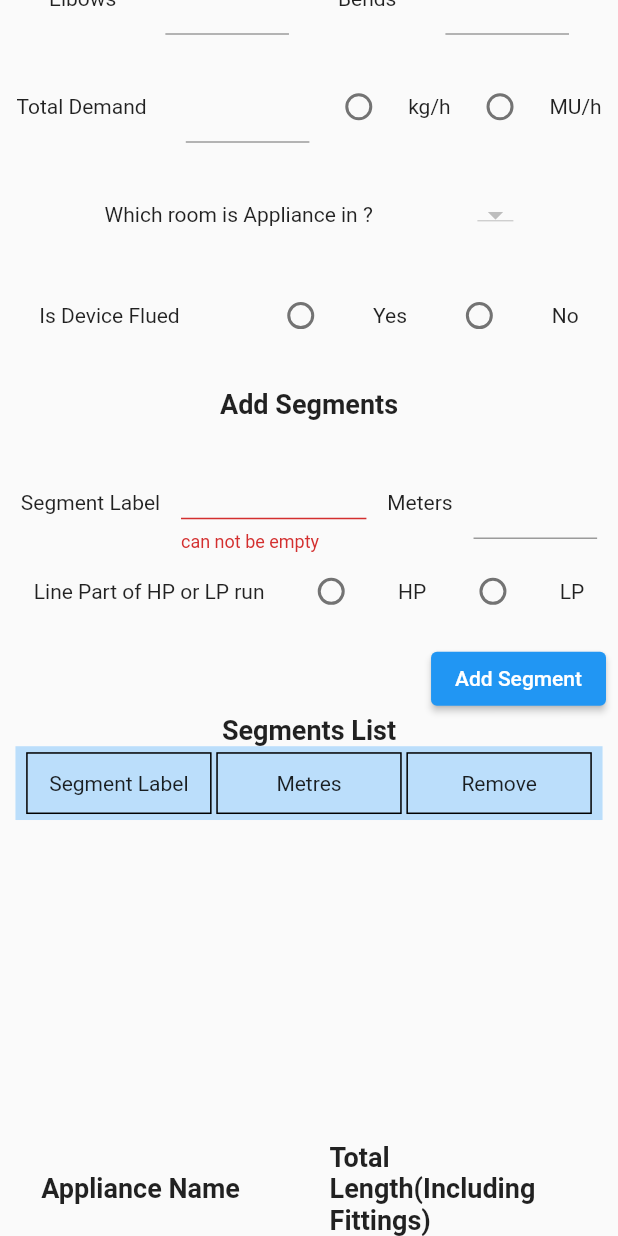
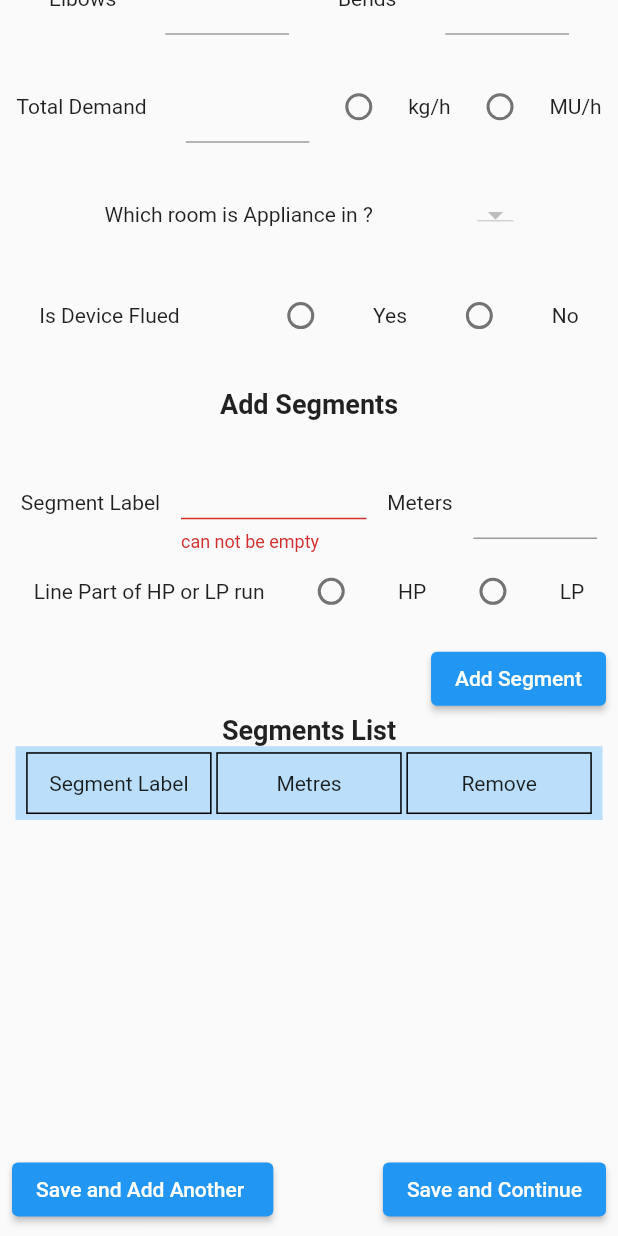
Before and after one commit to takundaKatombo/gasworks, a Flutter app: the screen it shows after launch, scrolled down 145 dp, on a phone screen of 412 x 824 dp. Run offline on Flutter 3.47's test engine with Material 2 defaults, Android fonts, the phone set to English and light mode, and no system bars; our stand-ins replace get_it, stacked, stacked_services.

Commit message:
removed add appliances table

```diff
--- a/lib/views/addAppliance/addappliance_view.dart
+++ b/lib/views/addAppliance/addappliance_view.dart
@@ -494,75 +494,6 @@ class AddAppliance extends StatelessWidget {
                       SizedBox(
                         height: height * 0.01,
                       ),
-                      Row(
-                        mainAxisAlignment: MainAxisAlignment.spaceEvenly,
-                        children: [
-                          Container(
-                            width: width * 0.4,
-                            child: Text(
-                              "Appliance Name ",
-                              style: TextStyle(
-                                  fontWeight: FontWeight.bold, fontSize: 18),
-                            ),
-                          ),
-                          Container(
-                            width: width * 0.4,
-                            child: Text(
-                              "Total Length(Including Fittings)",
-                              style: TextStyle(
-                                  fontWeight: FontWeight.bold, fontSize: 18),
-                            ),
-                          )
-                        ],
-                      ),
-                      Container(
-                        height: height * 0.25,
-                        child: ListView.builder(
-                            itemCount: model.appliances.length,
-                            itemBuilder: (BuildContext context, int index) {
-                              String key =
-                                  model.appliances.keys.elementAt(index);
-                              double length =
-                                  model.appliances.values.elementAt(index);
-                              return Padding(
-                                padding: const EdgeInsets.all(8.0),
-                                child: Container(
-                                  color: Colors.blue.shade100,
-                                  height: 50,
-                                  // width: width * 0.95,
-                                  // margin: EdgeInsets.all(2),
-                                  child: Row(
-                                    mainAxisAlignment:
-                                        MainAxisAlignment.spaceEvenly,
-                                    children: [
-                                      Container(
-                                        width: width * 0.4,
-                                        child: Text(
-                                          key,
-                                          style: TextStyle(
-                                              fontWeight: FontWeight.bold,
-                                              fontSize: 18),
-                                        ),
-                                      ),
-                                      Container(
-                                        width: width * 0.4,
-                                        child: Text(
-                                          length.toString(),
-                                          style: TextStyle(
-                                              fontWeight: FontWeight.bold,
-                                              fontSize: 18),
-                                        ),
-                                      )
-                                    ],
-                                  ),
-                                ),
-                              );
-                              ; //todo:Pass map key as key for item deletion
-                            }),
-                      ),
-                      SizedBox(
-                        height: height * 0.01,
-                      ),
                       Padding(
                         padding: const EdgeInsets.all(8.0),
                         child: Row(
```
